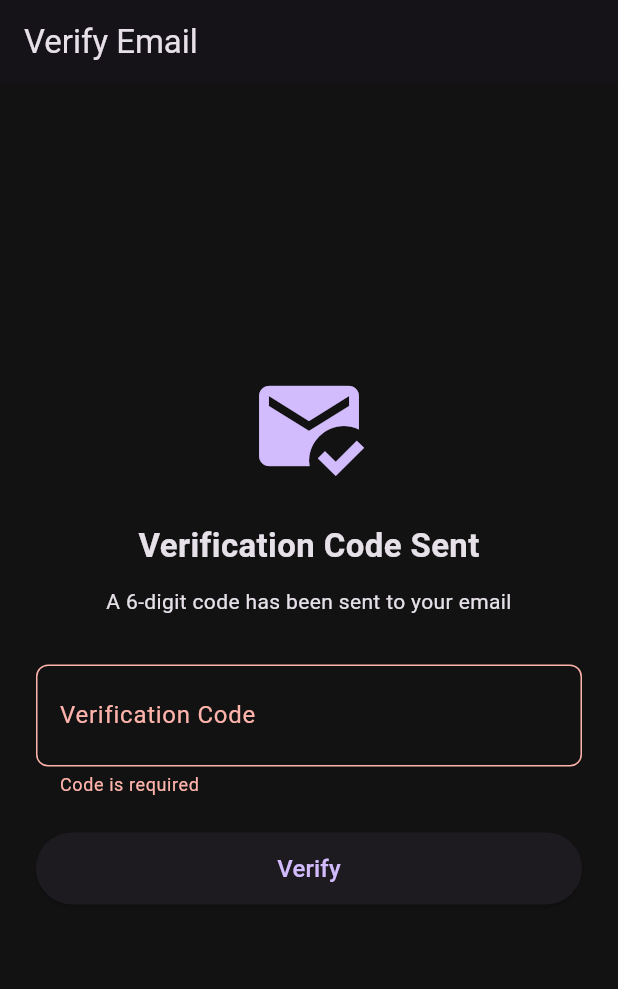
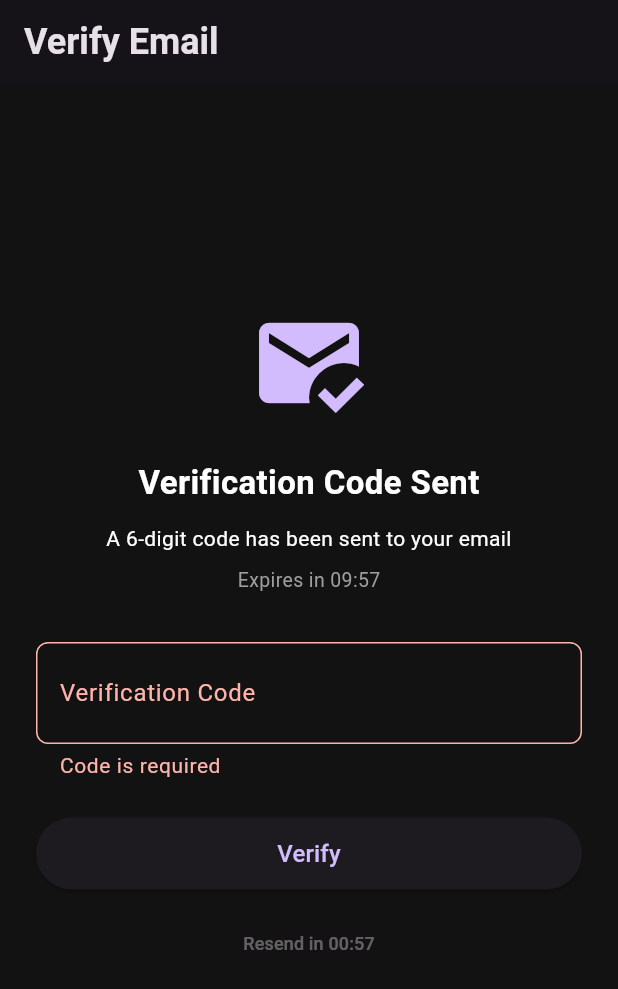
Before and after one commit to ccsangelo/manga_management_app, a Flutter app: the VerificationPage screen opened by its route, after a tap on "Verify", on a phone screen of 412 x 824 dp. Shown: the top 989 px of the screen. Run offline on Flutter 3.47's test engine with Material 3 defaults, Android fonts, the phone set to English and light mode, and no system bars; our stand-ins replace cached_network_image, dartz, dio, flutter_bloc, flutter_dotenv, flutter_secure_storage and 4 more; missing offline and left inert: bcrypt, dart_jsonwebtoken, mailer; accounts and stored records are empty; network calls fail.

Commit message:
feat: add snackbar feedback, verification countdown, typography system, and onboarding flow

```diff
--- a/lib/bloc/register/register_event.dart
+++ b/lib/bloc/register/register_event.dart
@@ -12,3 +12,5 @@ class VerificationCodeSubmitted extends RegisterEvent {
   final String code;
   VerificationCodeSubmitted(this.code);
 }
+
+class ResendCodeRequested extends RegisterEvent {}
--- a/lib/config/app_theme.dart
+++ b/lib/config/app_theme.dart
@@ -1,6 +1,6 @@
 import 'package:flutter/material.dart';
 
-// Centralized color and theme constants
+// Centralized color and text style constants
 class AppColors {
   AppColors._();
 
@@ -11,3 +11,35 @@ class AppColors {
   static const Color accent = Colors.deepPurple;
   static const Color accentLight = Colors.deepPurpleAccent;
 }
+
+class AppTextStyles {
+  AppTextStyles._();
+
+  static const TextStyle title = TextStyle(
+      fontSize: 24, fontWeight: FontWeight.bold, color: Colors.white);
+  static const TextStyle heading = TextStyle(
+      fontSize: 18, fontWeight: FontWeight.bold, color: Colors.white);
+  static const TextStyle sectionHeader = TextStyle(
+      fontSize: 16, fontWeight: FontWeight.bold, color: Colors.white);
+  static const TextStyle bodyLarge =
+      TextStyle(fontSize: 16, color: Colors.white);
+  static const TextStyle body = TextStyle(fontSize: 14, color: Colors.white);
+  static const TextStyle bodySecondary =
+      TextStyle(fontSize: 14, color: Colors.grey, height: 1.5);
+  static const TextStyle label =
+      TextStyle(fontSize: 12, color: Colors.white);
+  static const TextStyle caption =
+      TextStyle(fontSize: 13, color: Colors.grey);
+}
+
+// TextTheme built from AppTextStyles for use in ThemeData
+TextTheme get appTextTheme => const TextTheme(
+      titleLarge: AppTextStyles.title,
+      titleMedium: AppTextStyles.heading,
+      titleSmall: AppTextStyles.sectionHeader,
+      bodyLarge: AppTextStyles.bodyLarge,
+      bodyMedium: AppTextStyles.body,
+      bodySmall: AppTextStyles.bodySecondary,
+      labelLarge: AppTextStyles.label,
+      labelSmall: AppTextStyles.caption,
+    );
--- a/lib/main.dart
+++ b/lib/main.dart
@@ -93,6 +93,7 @@ class _MyAppState extends State<MyApp> {
               brightness: Brightness.dark,
             ),
             scaffoldBackgroundColor: AppColors.background,
+            textTheme: appTextTheme,
           ),
           themeMode: ThemeMode.dark,
         ),
--- a/lib/pages/auth/login_page.dart
+++ b/lib/pages/auth/login_page.dart
@@ -58,11 +58,7 @@ class _LoginPageState extends State<LoginPage> {
                       const SizedBox(height: 16),
                       const Text(
                         'Welcome Back',
-                        style: TextStyle(
-                          color: Colors.white,
-                          fontSize: 24,
-                          fontWeight: FontWeight.bold,
-                        ),
+                        style: AppTextStyles.title,
                       ),
                       const SizedBox(height: 32),
                       TextFormField(
--- a/lib/pages/auth/register_page.dart
+++ b/lib/pages/auth/register_page.dart
@@ -91,11 +91,7 @@ class _RegisterPageState extends State<RegisterPage> {
                         const SizedBox(height: 16),
                         const Text(
                           'Create Account',
-                          style: TextStyle(
-                            color: Colors.white,
-                            fontSize: 24,
-                            fontWeight: FontWeight.bold,
-                          ),
+                          style: AppTextStyles.title,
                         ),
                         const SizedBox(height: 32),
                         TextFormField(
--- a/lib/pages/auth/verification_page.dart
+++ b/lib/pages/auth/verification_page.dart
@@ -1,3 +1,5 @@
+import 'dart:async';
+
 import 'package:flutter/material.dart';
 import 'package:flutter/services.dart';
 import 'package:flutter_bloc/flutter_bloc.dart';
@@ -7,7 +9,7 @@ import 'package:manga_recommendation_app/bloc/register/register_bloc.dart';
 import 'package:manga_recommendation_app/bloc/register/register_event.dart';
 import 'package:manga_recommendation_app/bloc/register/register_state.dart';
 
-// Email verification code input with auto-login on success
+// Email verification code input with countdown timer and resend support
 class VerificationPage extends StatefulWidget {
   const VerificationPage({super.key});
 
@@ -16,18 +18,60 @@ class VerificationPage extends StatefulWidget {
 }
 
 class _VerificationPageState extends State<VerificationPage> {
+  static const _codeDuration = Duration(minutes: 10);
+  static const _resendCooldown = Duration(seconds: 60);
+
   final _codeController = TextEditingController();
   final _formKey = GlobalKey<FormState>();
 
+  Timer? _timer;
+  Duration _timeLeft = _codeDuration;
+  Duration _resendCooldownLeft = _resendCooldown;
+
+  @override
+  void initState() {
+    super.initState();
+    _startTimer();
+  }
+
+  void _startTimer() {
+    _timer?.cancel();
+    _timeLeft = _codeDuration;
+    _resendCooldownLeft = _resendCooldown;
+    _timer = Timer.periodic(const Duration(seconds: 1), (_) {
+      if (!mounted) return;
+      setState(() {
+        if (_timeLeft > Duration.zero) _timeLeft -= const Duration(seconds: 1);
+        if (_resendCooldownLeft > Duration.zero) {
+          _resendCooldownLeft -= const Duration(seconds: 1);
+        }
+      });
+    });
+  }
+
   @override
   void dispose() {
+    _timer?.cancel();
     _codeController.dispose();
     super.dispose();
   }
 
+  String _format(Duration d) {
+    final m = d.inMinutes.remainder(60).toString().padLeft(2, '0');
+    final s = d.inSeconds.remainder(60).toString().padLeft(2, '0');
+    return '$m:$s';
+  }
+
   void _handleVerify() {
     if (!_formKey.currentState!.validate()) return;
-    context.read<RegisterBloc>().add(VerificationCodeSubmitted(_codeController.text.trim()));
+    context
+        .read<RegisterBloc>()
+        .add(VerificationCodeSubmitted(_codeController.text.trim()));
+  }
+
+  void _handleResend() {
+    context.read<RegisterBloc>().add(ResendCodeRequested());
+    _startTimer();
   }
 
   @override
@@ -52,14 +96,21 @@ class _VerificationPageState extends State<VerificationPage> {
                 key: _formKey,
                 child: BlocBuilder<RegisterBloc, RegisterState>(
                   builder: (context, state) {
-                    final email = state is RegisterCodeSent ? state.email : '';
+                    final email =
+                        state is RegisterCodeSent ? state.email : '';
+                    final isExpired = _timeLeft == Duration.zero;
+                    final canResend = _resendCooldownLeft == Duration.zero;
+
                     return Column(
                       children: [
-                        Icon(Icons.mark_email_read, size: 80, color: Theme.of(context).colorScheme.primary),
+                        Icon(Icons.mark_email_read,
+                            size: 80,
+                            color: Theme.of(context).colorScheme.primary),
                         const SizedBox(height: 24),
                         const Text(
                           'Verification Code Sent',
-                          style: TextStyle(fontSize: 22, fontWeight: FontWeight.bold),
+                          style: TextStyle(
+                              fontSize: 22, fontWeight: FontWeight.bold),
                         ),
                         const SizedBox(height: 12),
                         Text(
@@ -69,24 +120,43 @@ class _VerificationPageState extends State<VerificationPage> {
                           textAlign: TextAlign.center,
                           style: const TextStyle(fontSize: 14),
                         ),
+                        const SizedBox(height: 8),
+                        // Countdown
+                        Text(
+                          isExpired
+                              ? 'Code expired. Please resend.'
+                              : 'Expires in ${_format(_timeLeft)}',
+                          style: TextStyle(
+                            fontSize: 13,
+                            color: isExpired ? Colors.redAccent : Colors.grey,
+                          ),
+                        ),
                         const SizedBox(height: 32),
                         TextFormField(
                           controller: _codeController,
                           keyboardType: TextInputType.number,
                           textAlign: TextAlign.center,
                           maxLength: 6,
-                          inputFormatters: [FilteringTextInputFormatter.digitsOnly],
+                          inputFormatters: [
+                            FilteringTextInputFormatter.digitsOnly
+                          ],
                           decoration: InputDecoration(
                             labelText: 'Verification Code',
                             hintText: '000000',
                             counterText: '',
-                            border: OutlineInputBorder(borderRadius: BorderRadius.circular(8)),
+                            border: OutlineInputBorder(
+                                borderRadius: BorderRadius.circular(8)),
                             helperText: ' ',
                           ),
-                          style: const TextStyle(fontSize: 24, letterSpacing: 8),
+                          style: const TextStyle(
+                              fontSize: 24, letterSpacing: 8),
                           validator: (value) {
-                            if (value == null || value.trim().isEmpty) return 'Code is required';
-                            if (value.trim().length != 6) return 'Enter a 6-digit code';
+                            if (value == null || value.trim().isEmpty) {
+                              return 'Code is required';
+                            }
+                            if (value.trim().length != 6) {
+                              return 'Enter a 6-digit code';
+                            }
                             return null;
                           },
                           onFieldSubmitted: (_) => _handleVerify(),
@@ -96,21 +166,42 @@ class _VerificationPageState extends State<VerificationPage> {
                           width: double.infinity,
                           height: 48,
                           child: ElevatedButton(
-                            onPressed: state is RegisterLoading ? null : _handleVerify,
+                            onPressed: (state is RegisterLoading || isExpired)
+                                ? null
+                                : _handleVerify,
                             child: state is RegisterLoading
                                 ? const SizedBox(
                                     height: 24,
                                     width: 24,
-                                    child: CircularProgressIndicator(strokeWidth: 2),
+                                    child: CircularProgressIndicator(
+                                        strokeWidth: 2),
                                   )
-                                : const Text('Verify', style: TextStyle(fontSize: 16)),
+                                : const Text('Verify',
+                                    style: TextStyle(fontSize: 16)),
+                          ),
+                        ),
+                        const SizedBox(height: 12),
+                        // Resend button with cooldown
+                        TextButton(
+                          onPressed: (state is RegisterLoading || !canResend)
+                              ? null
+                              : _handleResend,
+                          child: Text(
+                            canResend
+                                ? 'Resend Code'
+                                : 'Resend in ${_format(_resendCooldownLeft)}',
                           ),
                         ),
                         Padding(
-                          padding: const EdgeInsets.only(top: 16),
+                          padding: const EdgeInsets.only(top: 8),
                           child: Text(
-                            state is RegisterError && state.isVerificationStep ? state.message : '',
-                            style: TextStyle(color: Theme.of(context).colorScheme.error, fontSize: 12),
+                            state is RegisterError && state.isVerificationStep
+                                ? state.message
+                                : '',
+                            style: TextStyle(
+                                color:
+                                    Theme.of(context).colorScheme.error,
+                                fontSize: 12),
                           ),
                         ),
                       ],
--- a/lib/pages/home/home_page.dart
+++ b/lib/pages/home/home_page.dart
@@ -137,11 +137,7 @@ class _SectionHeader extends StatelessWidget {
         children: [
           Text(
             title,
-            style: const TextStyle(
-              fontSize: 20,
-              fontWeight: FontWeight.bold,
-              color: Colors.white,
-            ),
+            style: AppTextStyles.heading,
           ),
           const Spacer(),
           ?trailing,
--- a/lib/pages/shell/shell_page.dart
+++ b/lib/pages/shell/shell_page.dart
@@ -16,10 +16,10 @@ class ShellPage extends StatelessWidget {
       context: context,
       builder: (_) => AlertDialog(
         backgroundColor: AppColors.surface,
-        title: const Text('Login Required', style: TextStyle(color: Colors.white)),
+        title: const Text('Login Required', style: AppTextStyles.heading),
         content: const Text(
           'You need to be logged in to access your reading list.',
-          style: TextStyle(color: Colors.grey),
+          style: AppTextStyles.bodySecondary,
         ),
         actions: [
           TextButton(
```
Also changed, not shown: lib/bloc/register/register_bloc.dart (+8 -0 lines), lib/config/router.dart (+13 -0 lines), lib/pages/auth/user_page.dart (+2 -10 lines), lib/pages/manga/manga_info.dart (+20 -35 lines), lib/pages/onboarding/onboarding_page.dart (added, +172 -0 lines), lib/services/preferences/user_preferences_service.dart (+7 -0 lines), 1 other file.
